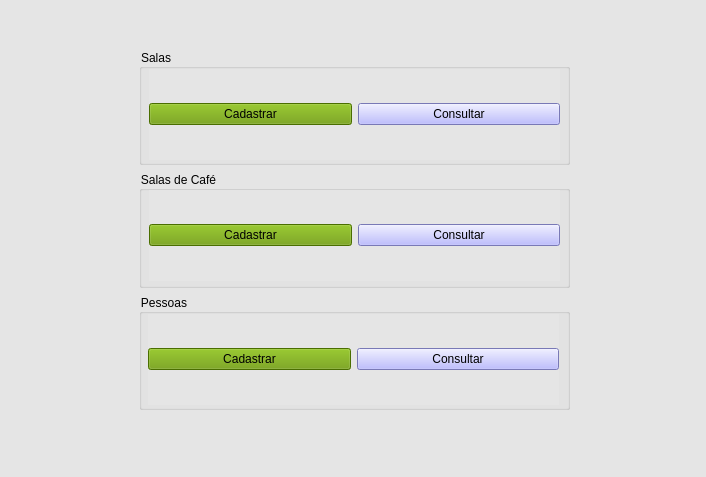
First picture: the form in sistema/screens/main.ui, repository GEspinosa7/DesafioGD, before the edit.
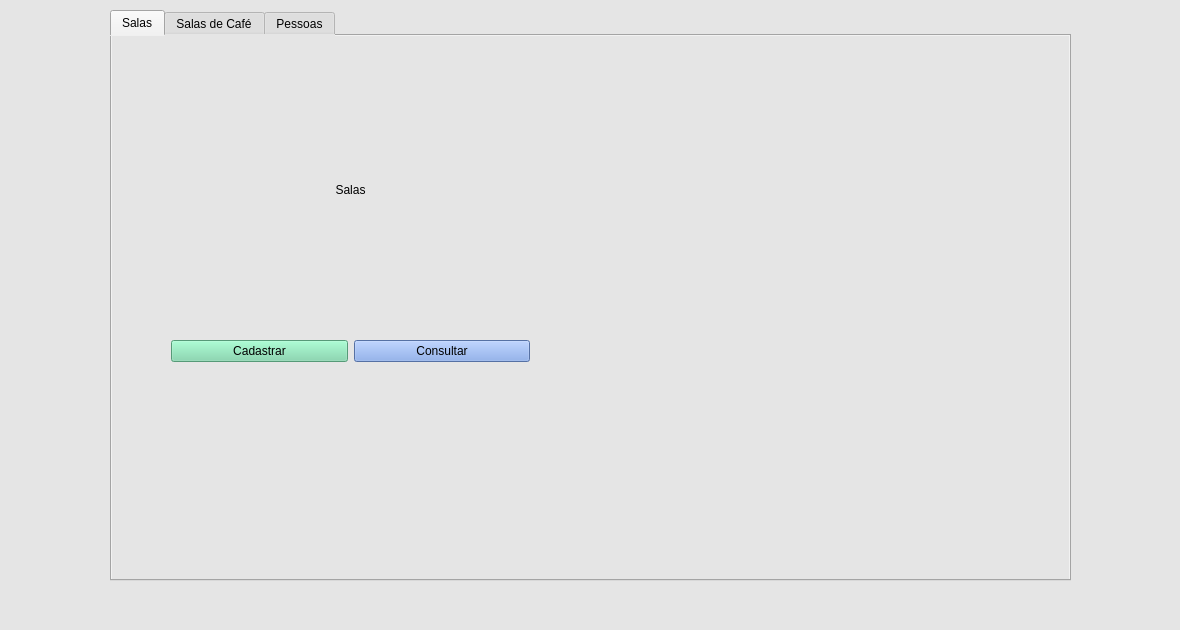
Second picture: the form after the edit. Icons and pictures are not drawn.

What changed in the file:
```diff
--- a/sistema/screens/main.ui
+++ b/sistema/screens/main.ui
@@ -6,8 +6,8 @@
    <rect>
     <x>0</x>
     <y>0</y>
-    <width>706</width>
-    <height>477</height>
+    <width>1180</width>
+    <height>630</height>
    </rect>
   </property>
   <property name="minimumSize">
@@ -18,8 +18,8 @@
   </property>
   <property name="maximumSize">
    <size>
-    <width>706</width>
-    <height>477</height>
+    <width>1180</width>
+    <height>47711</height>
    </size>
   </property>
   <property name="windowTitle">
@@ -45,152 +45,320 @@
    <property name="styleSheet">
     <string notr="true"/>
    </property>
-   <widget class="QWidget" name="gridLayoutWidget">
+   <widget class="QWidget" name="horizontalLayoutWidget">
     <property name="geometry">
      <rect>
-      <x>39</x>
-      <y>29</y>
-      <width>631</width>
-      <height>391</height>
+      <x>10</x>
+      <y>10</y>
+      <width>1161</width>
+      <height>591</height>
      </rect>
     </property>
-    <layout class="QGridLayout" name="gridLayout">
+    <layout class="QHBoxLayout" name="horizontalLayout_2">
      <property name="leftMargin">
       <number>100</number>
      </property>
      <property name="topMargin">
-      <number>20</number>
+      <number>0</number>
      </property>
      <property name="rightMargin">
       <number>100</number>
      </property>
      <property name="bottomMargin">
-      <number>10</number>
+      <number>20</number>
      </property>
-     <item row="0" column="0">
-      <widget class="QGroupBox" name="groupBoxSalas">
+     <item>
+      <widget class="QTabWidget" name="tabWidget">
        <property name="styleSheet">
-        <string notr="true">font: 75 9pt &quot;MS Shell Dlg 2&quot;;
-</string>
+        <string notr="true"/>
        </property>
-       <property name="title">
-        <string>Salas</string>
+       <property name="currentIndex">
+        <number>0</number>
        </property>
-       <widget class="QWidget" name="horizontalLayoutWidget">
-        <property name="geometry">
-         <rect>
-          <x>10</x>
-          <y>20</y>
-          <width>411</width>
-          <height>91</height>
-         </rect>
-        </property>
-        <layout class="QHBoxLayout" name="horizontalLayout">
-         <item>
-          <widget class="QPushButton" name="salasBtnCadastrar">
-           <property name="styleSheet">
-            <string notr="true">background-color: rgb(103, 154, 0);</string>
-           </property>
-           <property name="text">
-            <string>Cadastrar</string>
-           </property>
-          </widget>
-         </item>
-         <item>
-          <widget class="QPushButton" name="salasBtnConsultar">
-           <property name="styleSheet">
-            <string notr="true">background-color: rgb(170, 170, 255);</string>
-           </property>
-           <property name="text">
-            <string>Consultar</string>
-           </property>
-          </widget>
-         </item>
-        </layout>
+       <widget class="QWidget" name="tab_4">
+        <attribute name="title">
+         <string>Salas</string>
+        </attribute>
+        <widget class="QWidget" name="horizontalLayoutWidget_2">
+         <property name="geometry">
+          <rect>
+           <x>9</x>
+           <y>9</y>
+           <width>1033</width>
+           <height>567</height>
+          </rect>
+         </property>
+         <layout class="QHBoxLayout" name="horizontalLayout_3">
+          <property name="leftMargin">
+           <number>0</number>
+          </property>
+          <property name="rightMargin">
+           <number>110</number>
+          </property>
+          <item>
+           <layout class="QVBoxLayout" name="verticalLayout_5">
+            <property name="leftMargin">
+             <number>0</number>
+            </property>
+            <property name="topMargin">
+             <number>0</number>
+            </property>
+            <property name="rightMargin">
+             <number>0</number>
+            </property>
+            <property name="bottomMargin">
+             <number>250</number>
+            </property>
+            <item>
+             <layout class="QHBoxLayout" name="horizontalLayout_10">
+              <item>
+               <widget class="QLabel" name="label_4">
+                <property name="text">
+                 <string>Salas</string>
+                </property>
+                <property name="alignment">
+                 <set>Qt::AlignCenter</set>
+                </property>
+               </widget>
+              </item>
+             </layout>
+            </item>
+            <item>
+             <layout class="QHBoxLayout" name="horizontalLayout_4">
+              <property name="leftMargin">
+               <number>50</number>
+              </property>
+              <property name="rightMargin">
+               <number>50</number>
+              </property>
+              <item>
+               <widget class="QPushButton" name="salasBtnCadastrar_2">
+                <property name="styleSheet">
+                 <string notr="true">background-color: rgb(120, 215, 168);</string>
+                </property>
+                <property name="text">
+                 <string>Cadastrar</string>
+                </property>
+               </widget>
+              </item>
+              <item>
+               <widget class="QPushButton" name="salasBtnConsultar_2">
+                <property name="styleSheet">
+                 <string notr="true">background-color: rgb(121, 158, 229);</string>
+                </property>
+                <property name="text">
+                 <string>Consultar</string>
+                </property>
+               </widget>
+              </item>
+             </layout>
+            </item>
+           </layout>
+          </item>
+          <item>
+           <widget class="QLabel" name="label_8">
+            <property name="maximumSize">
+             <size>
+              <width>500</width>
+              <height>500</height>
+             </size>
+            </property>
+            <property name="text">
+             <string/>
+            </property>
+            <property name="pixmap">
+             <pixmap resource="../../images/rooms.qrc">:/rooms/rooms.png</pixmap>
+            </property>
+           </widget>
+          </item>
+         </layout>
+        </widget>
        </widget>
-      </widget>
-     </item>
-     <item row="1" column="0">
-      <widget class="QGroupBox" name="groupBoxSalasCafe">
-       <property name="styleSheet">
-        <string notr="true">font: 75 9pt &quot;MS Shell Dlg 2&quot;;</string>
-       </property>
-       <property name="title">
-        <string>Salas de Café</string>
-       </property>
-       <widget class="QWidget" name="horizontalLayoutWidget_2">
-        <property name="geometry">
-         <rect>
-          <x>10</x>
-          <y>19</y>
-          <width>411</width>
-          <height>91</height>
-         </rect>
-        </property>
-        <layout class="QHBoxLayout" name="horizontalLayout_2">
-         <item>
-          <widget class="QPushButton" name="salasCafeBtnCadastrar">
-           <property name="styleSheet">
-            <string notr="true">background-color: rgb(103, 154, 0);</string>
-           </property>
-           <property name="text">
-            <string>Cadastrar</string>
-           </property>
-          </widget>
-         </item>
-         <item>
-          <widget class="QPushButton" name="salasCafeBtnConsultar">
-           <property name="styleSheet">
-            <string notr="true">background-color: rgb(170, 170, 255);</string>
-           </property>
-           <property name="text">
-            <string>Consultar</string>
-           </property>
-          </widget>
-         </item>
-        </layout>
+       <widget class="QWidget" name="tab_5">
+        <attribute name="title">
+         <string>Salas de Café</string>
+        </attribute>
+        <widget class="QWidget" name="horizontalLayoutWidget_3">
+         <property name="geometry">
+          <rect>
+           <x>10</x>
+           <y>10</y>
+           <width>931</width>
+           <height>514</height>
+          </rect>
+         </property>
+         <layout class="QHBoxLayout" name="horizontalLayout_11">
+          <property name="leftMargin">
+           <number>0</number>
+          </property>
+          <property name="rightMargin">
+           <number>0</number>
+          </property>
+          <item>
+           <layout class="QVBoxLayout" name="verticalLayout_6">
+            <property name="leftMargin">
+             <number>0</number>
+            </property>
+            <property name="topMargin">
+             <number>0</number>
+            </property>
+            <property name="rightMargin">
+             <number>0</number>
+            </property>
+            <property name="bottomMargin">
+             <number>200</number>
+            </property>
+            <item>
+             <layout class="QHBoxLayout" name="horizontalLayout_12">
+              <item>
+               <widget class="QLabel" name="label_5">
+                <property name="text">
+                 <string>Salas de Café</string>
+                </property>
+                <property name="alignment">
+                 <set>Qt::AlignCenter</set>
+                </property>
+               </widget>
+              </item>
+             </layout>
+            </item>
+            <item>
+             <layout class="QHBoxLayout" name="horizontalLayout_15">
+              <property name="leftMargin">
+               <number>50</number>
+              </property>
+              <property name="rightMargin">
+               <number>50</number>
+              </property>
+              <item>
+               <widget class="QPushButton" name="salasCafeBtnCadastrar_2">
+                <property name="styleSheet">
+                 <string notr="true">background-color: rgb(226, 120, 14);</string>
+                </property>
+                <property name="text">
+                 <string>Cadastrar</string>
+                </property>
+               </widget>
+              </item>
+              <item>
+               <widget class="QPushButton" name="salasCafeBtnConsultar_2">
+                <property name="styleSheet">
+                 <string notr="true">background-color: rgb(254, 230, 204);</string>
+                </property>
+                <property name="text">
+                 <string>Consultar</string>
+                </property>
+               </widget>
+              </item>
+             </layout>
+            </item>
+           </layout>
+          </item>
+          <item>
+           <widget class="QLabel" name="label_9">
+            <property name="text">
+             <string/>
+            </property>
+            <property name="pixmap">
+             <pixmap resource="../../images/coffee.qrc">:/coffe/coffee.png</pixmap>
+            </property>
+           </widget>
+          </item>
+         </layout>
+        </widget>
        </widget>
-      </widget>
-     </item>
-     <item row="2" column="0">
-      <widget class="QGroupBox" name="groupBoxPessoas">
-       <property name="styleSheet">
-        <string notr="true">font: 75 9pt &quot;MS Shell Dlg 2&quot;;</string>
-       </property>
-       <property name="title">
-        <string>Pessoas</string>
-       </property>
-       <widget class="QWidget" name="horizontalLayoutWidget_3">
-        <property name="geometry">
-         <rect>
-          <x>9</x>
-          <y>20</y>
-          <width>411</width>
-          <height>91</height>
-         </rect>
-        </property>
-        <layout class="QHBoxLayout" name="horizontalLayout_3">
-         <item>
-          <widget class="QPushButton" name="pessoasBtnCadastrar">
-           <property name="styleSheet">
-            <string notr="true">background-color: rgb(103, 154, 0);</string>
-           </property>
-           <property name="text">
-            <string>Cadastrar</string>
-           </property>
-          </widget>
-         </item>
-         <item>
-          <widget class="QPushButton" name="pessoasBtnConsultar">
-           <property name="styleSheet">
-            <string notr="true">background-color: rgb(170, 170, 255);</string>
-           </property>
-           <property name="text">
-            <string>Consultar</string>
-           </property>
-          </widget>
-         </item>
-        </layout>
+       <widget class="QWidget" name="tab_6">
+        <attribute name="title">
+         <string>Pessoas</string>
+        </attribute>
+        <widget class="QWidget" name="horizontalLayoutWidget_4">
+         <property name="geometry">
+          <rect>
+           <x>10</x>
+           <y>10</y>
+           <width>931</width>
+           <height>514</height>
+          </rect>
+         </property>
+         <layout class="QHBoxLayout" name="horizontalLayout_13">
+          <property name="leftMargin">
+           <number>0</number>
+          </property>
+          <property name="rightMargin">
+           <number>0</number>
+          </property>
+          <item>
+           <layout class="QVBoxLayout" name="verticalLayout_8">
+            <property name="leftMargin">
+             <number>0</number>
+            </property>
+            <property name="topMargin">
+             <number>0</number>
+            </property>
+            <property name="rightMargin">
+             <number>0</number>
+            </property>
+            <property name="bottomMargin">
+             <number>200</number>
+            </property>
+            <item>
+             <layout class="QHBoxLayout" name="horizontalLayout_17">
+              <item>
+               <widget class="QLabel" name="label_7">
+                <property name="text">
+                 <string>Pessoas</string>
+                </property>
+                <property name="alignment">
+                 <set>Qt::AlignCenter</set>
+                </property>
+               </widget>
+              </item>
+             </layout>
+            </item>
+            <item>
+             <layout class="QHBoxLayout" name="horizontalLayout_18">
+              <property name="leftMargin">
+               <number>50</number>
+              </property>
+              <property name="rightMargin">
+               <number>50</number>
+              </property>
+              <item>
+               <widget class="QPushButton" name="pessoasBtnCadastrar_3">
+                <property name="styleSheet">
+                 <string notr="true">background-color: rgb(255, 80, 125);</string>
+                </property>
+                <property name="text">
+                 <string>Cadastrar</string>
+                </property>
+               </widget>
+              </item>
+              <item>
+               <widget class="QPushButton" name="pessoasBtnConsultar_3">
+                <property name="styleSheet">
+                 <string notr="true">background-color: rgb(240, 192, 135);</string>
+                </property>
+                <property name="text">
+                 <string>Consultar</string>
+                </property>
+               </widget>
+              </item>
+             </layout>
+            </item>
+           </layout>
+          </item>
+          <item>
+           <widget class="QLabel" name="label_10">
+            <property name="text">
+             <string/>
+            </property>
+            <property name="pixmap">
+             <pixmap resource="../../images/people.qrc">:/people/people.png</pixmap>
+            </property>
+           </widget>
+          </item>
+         </layout>
+        </widget>
        </widget>
       </widget>
      </item>
```
Left out of the diff: 9 changed lines with no effect on the pictures.
